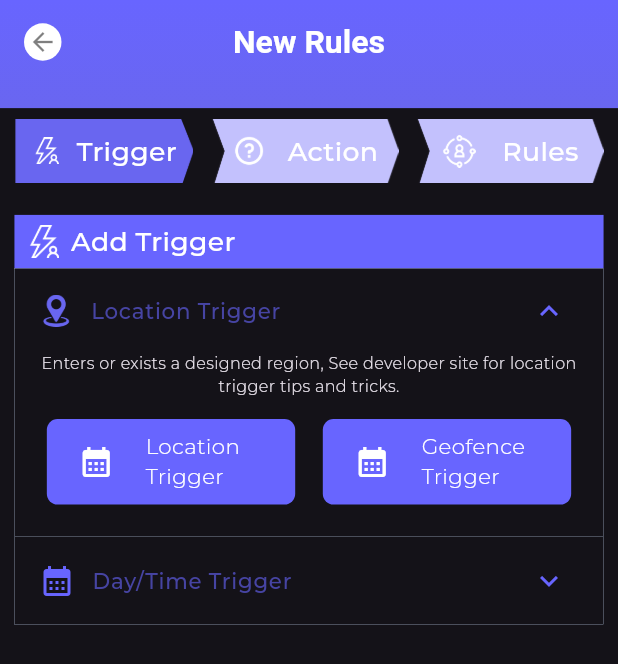
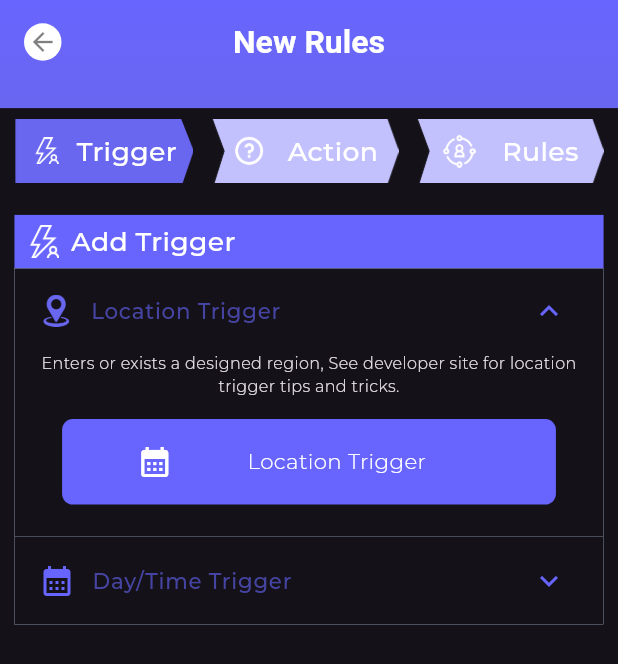
Before and after one commit to Samkok/silent-time, a Flutter app: the NewRuleScreen screen opened directly, after a tap on "Location Trigger", on a phone screen of 412 x 824 dp. Shown: the top 664 px of the screen. Run offline on Flutter 3.47's test engine with Material 3 defaults, Android fonts, the phone set to English and light mode, and no system bars; our stand-ins replace device_info_plus, flutter_local_notifications, flutter_screenutil, flutter_svg, flutter_switch, fluttertoast and 8 more; missing offline and left inert: background_location, flutter_background_service, flutter_background_service_android, flutter_dnd, flutter_mute, google_maps_place_picker_mb and 2 more; accounts and stored records are empty; project files that could hold a hidden picture were left out.

Commit message:
Disable Volume and Geofence Trigger Options in Rule Creation
- Commented out volume change and volume up/down action buttons in ActionScreen and UpdateActionScreen
- Removed Geofence Trigger and Day of Week/Month options from NewRuleScreen
- Disabled Regular Interval trigger option
- Updated navigation back button logic in UpdateTrigger screen to handle different tab states

These changes simplify the rule creation process by removing less frequently used trigger and action options.

```diff
--- a/lib/screens/my_rules/pages/new_rule_screen.dart
+++ b/lib/screens/my_rules/pages/new_rule_screen.dart
@@ -280,33 +280,33 @@ class _NewRuleScreenState extends State<NewRuleScreen> {
                                                 //   ),
                                                 // ),
                                               ),
-                                              InkWell(
-                                                onTap: () {
-                                                  controller.saveTrigerTitle(
-                                                    'Geofence Trigger',
-                                                  );
-                                                  Navigator.pop(context);
-                                                  showDialog(
-                                                      context: context,
-                                                      builder: (BuildContext
-                                                          context) {
-                                                        return const SelectAreaModeDialog();
-                                                      });
-                                                  // showDialog(
-                                                  //     context: context,
-                                                  //     builder: (BuildContext
-                                                  //         context) {
-                                                  //       return const LocationPermishionDialog();
-                                                  //     });
-                                                },
-                                                child: TrigerTitleWidget(
-                                                  widgetTitle:
-                                                      'Geofence Trigger',
-                                                  icondata:
-                                                      Icons.calendar_month,
-                                                  selectedTab: true,
-                                                ),
-                                              ),
+                                              // InkWell(
+                                              //   onTap: () {
+                                              //     controller.saveTrigerTitle(
+                                              //       'Geofence Trigger',
+                                              //     );
+                                              //     Navigator.pop(context);
+                                              //     showDialog(
+                                              //         context: context,
+                                              //         builder: (BuildContext
+                                              //             context) {
+                                              //           return const SelectAreaModeDialog();
+                                              //         });
+                                              //     // showDialog(
+                                              //     //     context: context,
+                                              //     //     builder: (BuildContext
+                                              //     //         context) {
+                                              //     //       return const LocationPermishionDialog();
+                                              //     //     });
+                                              //   },
+                                              //   child: TrigerTitleWidget(
+                                              //     widgetTitle:
+                                              //         'Geofence Trigger',
+                                              //     icondata:
+                                              //         Icons.calendar_month,
+                                              //     selectedTab: true,
+                                              //   ),
+                                              // ),
                                             ],
                                           ),
                                         )
@@ -412,21 +412,21 @@ class _NewRuleScreenState extends State<NewRuleScreen> {
                                               //     ),
                                               //   ),
                                               // ),
-                                              InkWell(
-                                                onTap: () {
-                                                  controller.saveTrigerTitle(
-                                                    'Day of Week/Month',
-                                                  );
-                                                  dayWeekMonthDialog(context);
-                                                },
-                                                child: TrigerTitleWidget(
-                                                  widgetTitle:
-                                                      'Day of Week/Month',
-                                                  icondata:
-                                                      Icons.access_time_rounded,
-                                                  selectedTab: true,
-                                                ),
-                                              ),
+                                              // InkWell(
+                                              //   onTap: () {
+                                              //     controller.saveTrigerTitle(
+                                              //       'Day of Week/Month',
+                                              //     );
+                                              //     dayWeekMonthDialog(context);
+                                              //   },
+                                              //   child: TrigerTitleWidget(
+                                              //     widgetTitle:
+                                              //         'Day of Week/Month',
+                                              //     icondata:
+                                              //         Icons.access_time_rounded,
+                                              //     selectedTab: true,
+                                              //   ),
+                                              // ),
                                               // InkWell(
                                               //   onTap: () {
                                               //     dayWeekMonthDialog(context);
@@ -477,56 +477,56 @@ class _NewRuleScreenState extends State<NewRuleScreen> {
                                             ],
                                           ),
                                         ),
-                                        Padding(
-                                          padding:
-                                              EdgeInsets.only(bottom: 16.h),
-                                          child: InkWell(
-                                            onTap: () {
-                                              controller.saveTrigerTitle(
-                                                'Regular Interval',
-                                              );
-                                              regularIntervalDialog(context);
-                                            },
-                                            child: Container(
-                                              padding: EdgeInsets.symmetric(
-                                                  horizontal: 15.w),
-                                              margin: EdgeInsets.symmetric(
-                                                  horizontal: 15.w),
-                                              height: 64.h,
-                                              // width: 182.w,
-                                              decoration: BoxDecoration(
-                                                color: AppColors.primaryBlue,
-                                                borderRadius: BorderRadius.all(
-                                                  Radius.circular(8.r),
-                                                ),
-                                              ),
-                                              child: Row(
-                                                mainAxisAlignment:
-                                                    MainAxisAlignment.start,
-                                                children: [
-                                                  const Icon(
-                                                    Icons.timer_outlined,
-                                                    color: AppColors.whiteColor,
-                                                    size: 24.0,
-                                                  ),
-                                                  Padding(
-                                                    padding: EdgeInsets.only(
-                                                        left: 15.w),
-                                                    child: CText(
-                                                      maxLines: 2,
-                                                      text: 'Regular Interval',
-                                                      fontSize: 16.sp,
-                                                      fontWeight:
-                                                          FontWeight.w300,
-                                                      color:
-                                                          AppColors.whiteColor,
-                                                    ),
-                                                  )
-                                                ],
-                                              ),
-                                            ),
-                                          ),
-                                        )
+                                        // Padding(
+                                        //   padding:
+                                        //       EdgeInsets.only(bottom: 16.h),
+                                        //   child: InkWell(
+                                        //     onTap: () {
+                                        //       controller.saveTrigerTitle(
+                                        //         'Regular Interval',
+                                        //       );
+                                        //       regularIntervalDialog(context);
+                                        //     },
+                                        //     child: Container(
+                                        //       padding: EdgeInsets.symmetric(
+                                        //           horizontal: 15.w),
+                                        //       margin: EdgeInsets.symmetric(
+                                        //           horizontal: 15.w),
+                                        //       height: 64.h,
+                                        //       // width: 182.w,
+                                        //       decoration: BoxDecoration(
+                                        //         color: AppColors.primaryBlue,
+                                        //         borderRadius: BorderRadius.all(
+                                        //           Radius.circular(8.r),
+                                        //         ),
+                                        //       ),
+                                        //       child: Row(
+                                        //         mainAxisAlignment:
+                                        //             MainAxisAlignment.start,
+                                        //         children: [
+                                        //           const Icon(
+                                        //             Icons.timer_outlined,
+                                        //             color: AppColors.whiteColor,
+                                        //             size: 24.0,
+                                        //           ),
+                                        //           Padding(
+                                        //             padding: EdgeInsets.only(
+                                        //                 left: 15.w),
+                                        //             child: CText(
+                                        //               maxLines: 2,
+                                        //               text: 'Regular Interval',
+                                        //               fontSize: 16.sp,
+                                        //               fontWeight:
+                                        //                   FontWeight.w300,
+                                        //               color:
+                                        //                   AppColors.whiteColor,
+                                        //             ),
+                                        //           )
+                                        //         ],
+                                        //       ),
+                                        //     ),
+                                        //   ),
+                                        // )
                                       ],
                                     ),
                                   ],
--- a/lib/screens/update_triger.dart/update_triger.dart
+++ b/lib/screens/update_triger.dart/update_triger.dart
@@ -35,7 +35,11 @@ class UpdateTrigger extends StatelessWidget {
               ),
               leading: IconButton(
                 onPressed: () {
-                  Get.back();
+                    if (controller.tabVal.value == 1) {
+                        return  controller.updateTrigerSteps(0);
+                      }else if (controller.tabVal.value == 2) {
+                        return  controller.updateTrigerSteps(1);
+                      }else return Get.back();
                 },
                 icon: const Icon(
                   Icons.arrow_circle_left,
--- a/lib/widges/triger_title_button.dart
+++ b/lib/widges/triger_title_button.dart
@@ -25,7 +25,8 @@ class TrigerTitleWidget extends StatelessWidget {
         builder: (controller) {
           return Container(
             height: 64.h,
-            width: 172.w,
+            // width: 172.w,
+            width: 342.w,
             decoration: BoxDecoration(
               color: selectedTab ? AppColors.primaryBlue : AppColors.blueFD,
               borderRadius: BorderRadius.all(
@@ -41,7 +42,8 @@ class TrigerTitleWidget extends StatelessWidget {
                   size: 24.0,
                 ),
                 SizedBox(
-                  width: 82.w,
+                  // width: 82.w,
+                  width: 162.w,
                   child: CText(
                     text: widgetTitle,
                     fontSize: 16.sp,
```
Also changed, not shown: lib/screens/my_rules/controller/myrules_controller.dart (+16 -15 lines), lib/screens/my_rules/pages/action_screen.dart (+32 -32 lines), lib/screens/update_triger.dart/update_action_screen.dart (+34 -34 lines), lib/services/background_location_services.dart (+15 -8 lines), lib/services/background_services.dart (+10 -7 lines), lib/services/shared_preference_service.dart (+11 -0 lines), lib/services/trigger_services.dart (+4 -5 lines), 1 other file.
